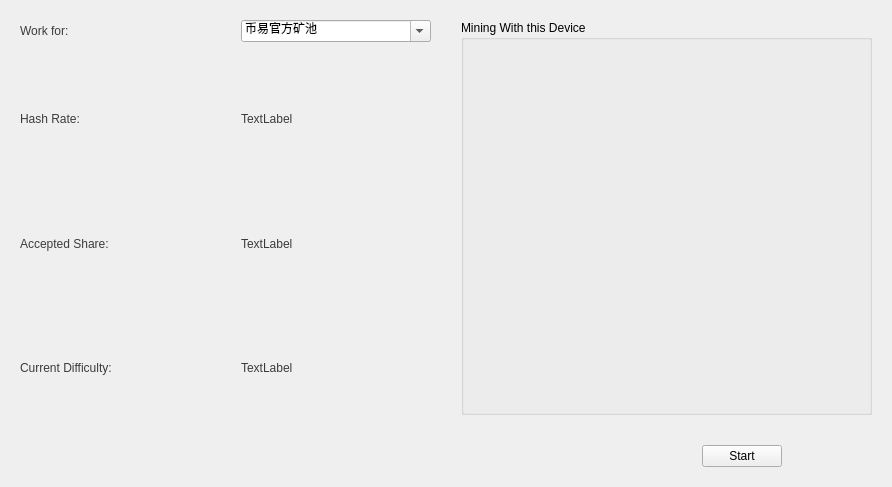
Qt form src/qt/forms/miner.ui (ecoinchain/ecoin) before a commit.
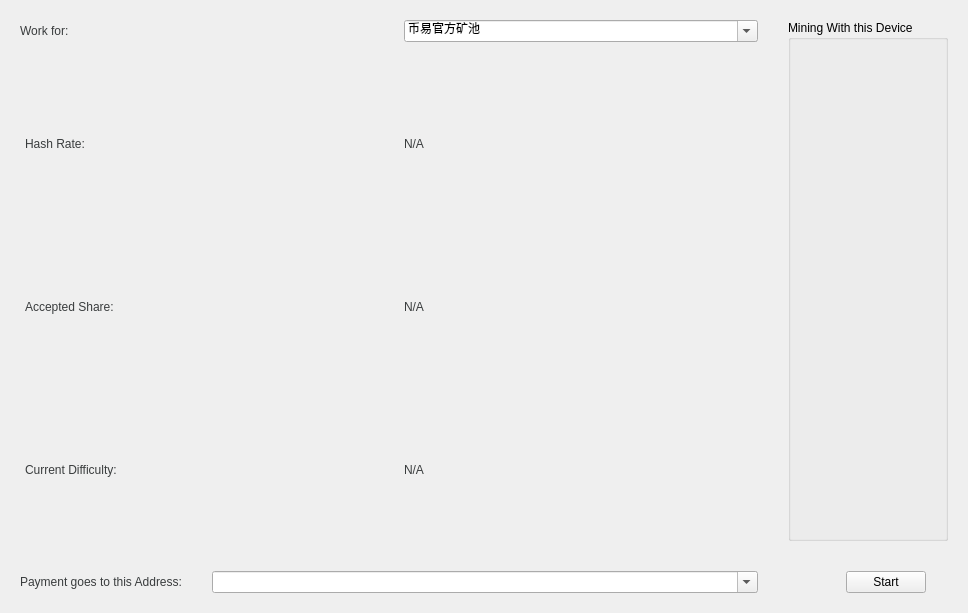
The same form after that commit.

Diff of the .ui file:
```diff
--- a/src/qt/forms/miner.ui
+++ b/src/qt/forms/miner.ui
@@ -6,8 +6,8 @@
    <rect>
     <x>0</x>
     <y>0</y>
-    <width>892</width>
-    <height>487</height>
+    <width>968</width>
+    <height>613</height>
    </rect>
   </property>
   <property name="windowTitle">
@@ -41,7 +41,7 @@
 
 </string>
   </property>
-  <layout class="QGridLayout" name="mainLayout" columnstretch="1,1">
+  <layout class="QGridLayout" name="mainLayout" columnstretch="1,0">
    <property name="leftMargin">
     <number>20</number>
    </property>
@@ -84,6 +84,18 @@
      </item>
      <item>
       <layout class="QGridLayout" name="gridLayout_2">
+       <property name="leftMargin">
+        <number>5</number>
+       </property>
+       <property name="topMargin">
+        <number>5</number>
+       </property>
+       <property name="rightMargin">
+        <number>5</number>
+       </property>
+       <property name="bottomMargin">
+        <number>5</number>
+       </property>
        <item row="2" column="0">
         <widget class="QLabel" name="label_6">
          <property name="text">
@@ -101,7 +113,7 @@
        <item row="0" column="1">
         <widget class="QLabel" name="label_4">
          <property name="text">
-          <string>TextLabel</string>
+          <string>N/A</string>
          </property>
         </widget>
        </item>
@@ -115,14 +127,14 @@
        <item row="1" column="1">
         <widget class="QLabel" name="label_5">
          <property name="text">
-          <string>TextLabel</string>
+          <string>N/A</string>
          </property>
         </widget>
        </item>
        <item row="2" column="1">
         <widget class="QLabel" name="label_7">
          <property name="text">
-          <string>TextLabel</string>
+          <string>N/A</string>
          </property>
         </widget>
        </item>
@@ -141,7 +153,23 @@
      <property name="title">
       <string>Mining With this Device</string>
      </property>
-     <layout class="QGridLayout" name="cpu_select_group_layout"/>
+     <layout class="QGridLayout" name="cpu_select_group_layout">
+      <property name="leftMargin">
+       <number>10</number>
+      </property>
+      <property name="topMargin">
+       <number>10</number>
+      </property>
+      <property name="rightMargin">
+       <number>10</number>
+      </property>
+      <property name="bottomMargin">
+       <number>10</number>
+      </property>
+      <property name="horizontalSpacing">
+       <number>6</number>
+      </property>
+     </layout>
     </widget>
    </item>
    <item row="1" column="1">
@@ -181,6 +209,24 @@
      </item>
     </layout>
    </item>
+   <item row="1" column="0">
+    <layout class="QHBoxLayout" name="horizontalLayout_3" stretch="0,1">
+     <item>
+      <widget class="QLabel" name="username">
+       <property name="text">
+        <string>Payment goes to this Address:</string>
+       </property>
+      </widget>
+     </item>
+     <item>
+      <widget class="QComboBox" name="comboBox_2">
+       <property name="editable">
+        <bool>true</bool>
+       </property>
+      </widget>
+     </item>
+    </layout>
+   </item>
   </layout>
  </widget>
  <resources/>
```
Left out of the diff: 10 changed lines with no effect on the pictures.
